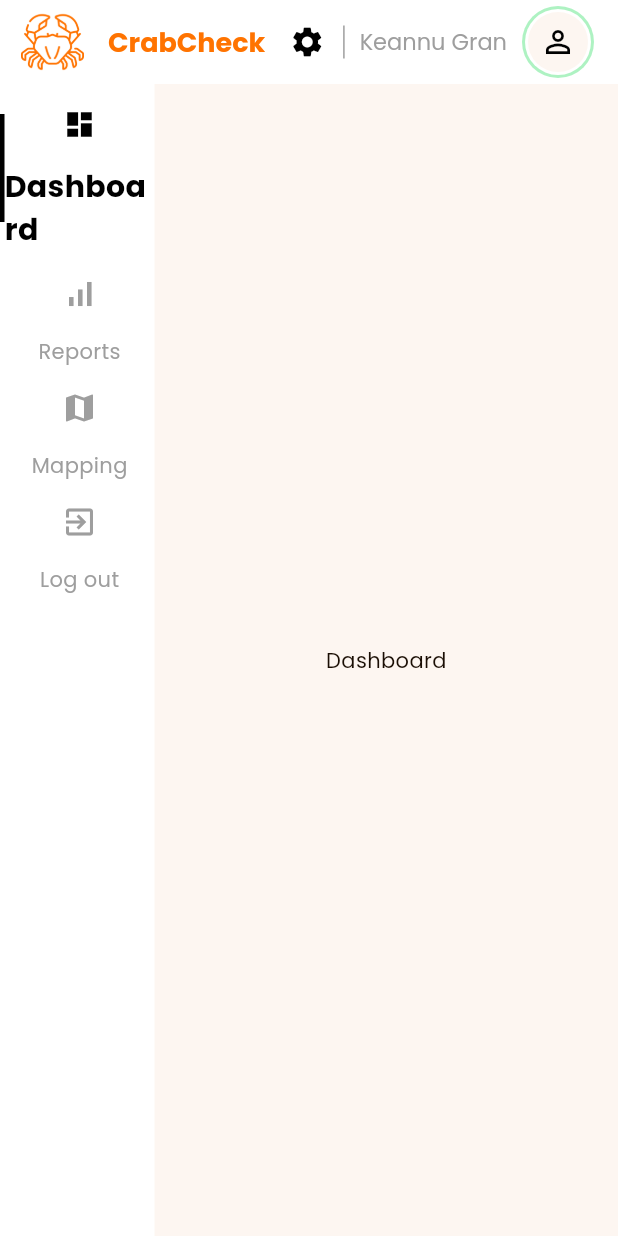
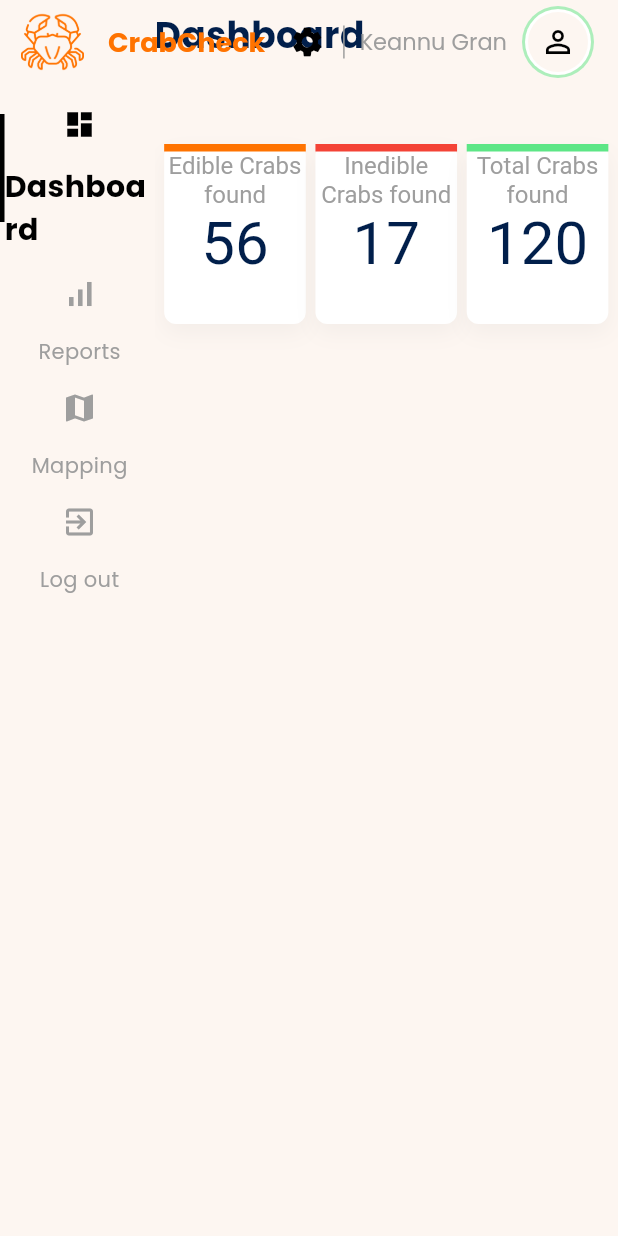
Before and after one commit to keannugran19/crabcheckweb, a Flutter app: the screen it shows after launch, on a phone screen of 412 x 824 dp. Run offline on Flutter 3.47's test engine with Material 3 defaults, Android fonts, the phone set to English and light mode, and no system bars; our stand-ins replace get, google_fonts.

Commit message:
Add info cards

```diff
--- a/lib/pages/dashboard/dashboard.dart
+++ b/lib/pages/dashboard/dashboard.dart
@@ -1,12 +1,38 @@
+import 'package:crabcheckweb1/constants/colors.dart';
+import 'package:crabcheckweb1/constants/controller.dart';
+import 'package:crabcheckweb1/pages/dashboard/widgets/dashboard_card_large.dart';
+import 'package:crabcheckweb1/widgets/responsiveness.dart';
 import 'package:flutter/material.dart';
+import 'package:get/get.dart';
 
 class DashboardPage extends StatelessWidget {
   const DashboardPage({super.key});
 
   @override
   Widget build(BuildContext context) {
-    return const Center(
-      child: Text("Dashboard"),
+    return Column(
+      children: [
+        Obx(() => Row(
+              children: [
+                Container(
+                  margin: EdgeInsets.only(
+                      top: Responsiveness.isSmallScreen(context) ? 56 : 6),
+                  child: Text(
+                    menuController.activeItem.value,
+                    style: TextStyle(
+                        fontSize: 24,
+                        fontWeight: FontWeight.bold,
+                        color: colorScheme.secondary),
+                  ),
+                ),
+              ],
+            )),
+        Expanded(
+          child: ListView(
+            children: const [DashboardPageLargeScreen()],
+          ),
+        )
+      ],
     );
   }
 }
--- /dev/null
+++ b/lib/pages/dashboard/widgets/dashboard_card_large.dart
@@ -0,0 +1,46 @@
+import 'package:crabcheckweb1/constants/colors.dart';
+import 'package:crabcheckweb1/pages/dashboard/widgets/info_card.dart';
+import 'package:flutter/material.dart';
+
+class DashboardPageLargeScreen extends StatelessWidget {
+  const DashboardPageLargeScreen({super.key});
+
+  @override
+  Widget build(BuildContext context) {
+    double width = MediaQuery.of(context).size.width;
+
+    return Row(
+      children: [
+        SizedBox(
+          width: width / 64,
+        ),
+        InfoCard(
+            title: "Edible Crabs found",
+            value: "56",
+            onTap: () {},
+            topColor: colorScheme.primary),
+        SizedBox(
+          width: width / 64,
+        ),
+        InfoCard(
+          title: "Inedible Crabs found",
+          value: "17",
+          topColor: Colors.red,
+          onTap: () {},
+        ),
+        SizedBox(
+          width: width / 64,
+        ),
+        InfoCard(
+          title: "Total Crabs found",
+          value: "120",
+          topColor: colorScheme.tertiary,
+          onTap: () {},
+        ),
+        SizedBox(
+          width: width / 64,
+        ),
+      ],
+    );
+  }
+}
--- /dev/null
+++ b/lib/pages/dashboard/widgets/info_card.dart
@@ -0,0 +1,73 @@
+import 'package:crabcheckweb1/constants/colors.dart';
+import 'package:flutter/material.dart';
+
+class InfoCard extends StatelessWidget {
+  final String title;
+  final String value;
+  final Color topColor;
+  final bool isActive;
+  final void Function() onTap;
+
+  const InfoCard(
+      {super.key,
+      required this.title,
+      required this.value,
+      required this.topColor,
+      this.isActive = false,
+      required this.onTap});
+
+  @override
+  Widget build(BuildContext context) {
+    return Expanded(
+      child: InkWell(
+        onTap: onTap,
+        child: Container(
+          height: 120,
+          alignment: Alignment.center,
+          decoration: BoxDecoration(
+              color: Colors.white,
+              boxShadow: [
+                BoxShadow(
+                    offset: const Offset(0, 6),
+                    color: Colors.grey.withOpacity(.1),
+                    blurRadius: 12),
+              ],
+              borderRadius: BorderRadius.circular(8)),
+          child: Column(
+            children: [
+              Row(
+                children: [
+                  Expanded(
+                    child: Container(
+                      color: topColor,
+                      height: 5,
+                    ),
+                  )
+                ],
+              ),
+              Expanded(child: Container()),
+              RichText(
+                  textAlign: TextAlign.center,
+                  text: TextSpan(children: [
+                    TextSpan(
+                        text: "$title\n",
+                        style: TextStyle(
+                            fontSize: 16,
+                            color:
+                                isActive ? colorScheme.primary : Colors.grey)),
+                    TextSpan(
+                        text: "$value\n",
+                        style: TextStyle(
+                            fontSize: 40,
+                            color: isActive
+                                ? colorScheme.primary
+                                : colorScheme.secondary))
+                  ])),
+              Expanded(child: Container())
+            ],
+          ),
+        ),
+      ),
+    );
+  }
+}
--- a/lib/pages/home_page.dart
+++ b/lib/pages/home_page.dart
@@ -15,6 +15,7 @@ class HomePage extends StatelessWidget {
   Widget build(BuildContext context) {
     return Scaffold(
         key: scaffoldKey,
+        extendBodyBehindAppBar: true,
         appBar: topNavigationBar(context, scaffoldKey),
         drawer: const Drawer(
           child: SideMenu(),
--- a/lib/widgets/side_menu.dart
+++ b/lib/widgets/side_menu.dart
@@ -14,7 +14,7 @@ class SideMenu extends StatelessWidget {
     double width = MediaQuery.of(context).size.width;
 
     return Container(
-      color: Colors.white,
+      color: colorScheme.background,
       child: ListView(
         children: [
           if (Responsiveness.isSmallScreen(context))
--- a/lib/widgets/top_nav.dart
+++ b/lib/widgets/top_nav.dart
@@ -77,5 +77,5 @@ AppBar topNavigationBar(BuildContext context, GlobalKey<ScaffoldState> key) =>
       ),
       iconTheme: const IconThemeData(color: Colors.black),
       elevation: 0,
-      backgroundColor: Colors.white,
+      backgroundColor: Colors.transparent,
     );
```
Also changed, not shown: lib/pages/dashboard/widgets/info_card_small.dart (added, +56 -0 lines), lib/pages/maps/maps.dart (+22 -2 lines), lib/pages/report/reports.dart (+22 -2 lines), lib/pages/dashboard/widgets/dashboard_card_medium.dart (added), lib/pages/dashboard/widgets/dashboard_card_small.dart (added).
